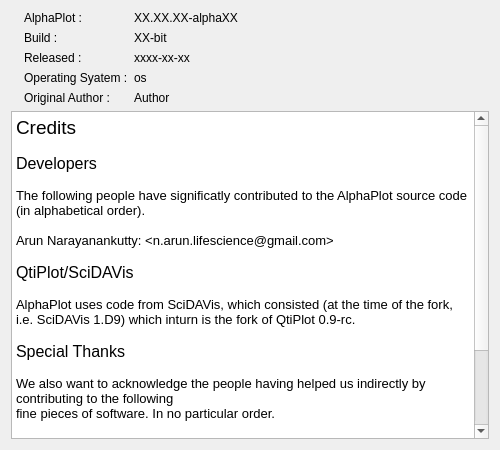
Old version of the form alphaplot/src/About.ui in the repository narunlifescience/AlphaPlot.
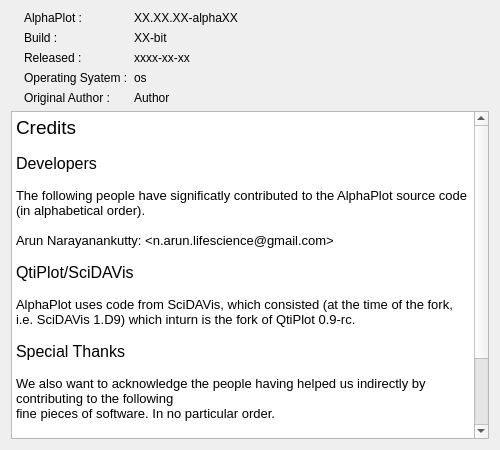
New version of the form. Icons and pictures are not drawn.

The edit to the form file:
```diff
--- a/alphaplot/src/About.ui
+++ b/alphaplot/src/About.ui
@@ -179,7 +179,6 @@
 &lt;p style=&quot;-qt-paragraph-type:empty; margin-top:0px; margin-bottom:0px; margin-left:0px; margin-right:0px; -qt-block-indent:0; text-indent:0px; font-size:10pt;&quot;&gt;&lt;br /&gt;&lt;/p&gt;
 &lt;p style=&quot; margin-top:0px; margin-bottom:0px; margin-left:0px; margin-right:0px; -qt-block-indent:0; text-indent:0px;&quot;&gt;&lt;span style=&quot; font-size:10pt;&quot;&gt;Qt (https://www.qt.io/),&lt;/span&gt;&lt;/p&gt;
 &lt;p style=&quot; margin-top:0px; margin-bottom:0px; margin-left:0px; margin-right:0px; -qt-block-indent:0; text-indent:0px;&quot;&gt;&lt;span style=&quot; font-size:10pt;&quot;&gt;QCustomPlot (https://www.qcustomplot.com/),&lt;/span&gt;&lt;/p&gt;
-&lt;p style=&quot; margin-top:0px; margin-bottom:0px; margin-left:0px; margin-right:0px; -qt-block-indent:0; text-indent:0px;&quot;&gt;&lt;span style=&quot; font-size:10pt;&quot;&gt;Qwtplot3D (http://qwtplot3d.sourceforge.net/),&lt;/span&gt;&lt;/p&gt;
 &lt;p style=&quot; margin-top:0px; margin-bottom:0px; margin-left:0px; margin-right:0px; -qt-block-indent:0; text-indent:0px;&quot;&gt;&lt;span style=&quot; font-size:10pt;&quot;&gt;muParser (http://muparser.sourceforge.net/),&lt;/span&gt;&lt;/p&gt;
 &lt;p style=&quot; margin-top:0px; margin-bottom:0px; margin-left:0px; margin-right:0px; -qt-block-indent:0; text-indent:0px;&quot;&gt;&lt;span style=&quot; font-size:10pt;&quot;&gt;GSL (http://www.gnu.org/software/gsl/)&lt;/span&gt;&lt;/p&gt;
 &lt;p style=&quot;-qt-paragraph-type:empty; margin-top:0px; margin-bottom:0px; margin-left:0px; margin-right:0px; -qt-block-indent:0; text-indent:0px; font-size:10pt;&quot;&gt;&lt;br /&gt;&lt;/p&gt;
```
